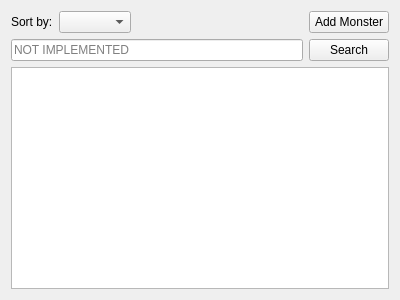
The window that boxmenu.ui (jmd0711/SummonersWarTeamManager3) describes before a commit, drawn with Qt 5.
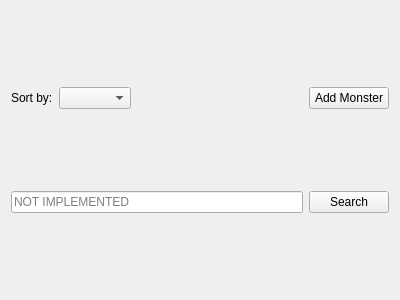
The same window after the commit.

Commit message: boxmenu sorting

The edit to the form file:
```diff
--- a/boxmenu.ui
+++ b/boxmenu.ui
@@ -66,43 +66,6 @@
      </item>
     </layout>
    </item>
-   <item>
-    <widget class="QListView" name="listView">
-     <property name="layoutDirection">
-      <enum>Qt::LeftToRight</enum>
-     </property>
-     <property name="alternatingRowColors">
-      <bool>true</bool>
-     </property>
-     <property name="selectionMode">
-      <enum>QAbstractItemView::SingleSelection</enum>
-     </property>
-     <property name="textElideMode">
-      <enum>Qt::ElideRight</enum>
-     </property>
-     <property name="flow">
-      <enum>QListView::LeftToRight</enum>
-     </property>
-     <property name="gridSize">
-      <size>
-       <width>128</width>
-       <height>135</height>
-      </size>
-     </property>
-     <property name="viewMode">
-      <enum>QListView::IconMode</enum>
-     </property>
-     <property name="uniformItemSizes">
-      <bool>true</bool>
-     </property>
-     <property name="wordWrap">
-      <bool>true</bool>
-     </property>
-     <property name="itemAlignment">
-      <set>Qt::AlignCenter</set>
-     </property>
-    </widget>
-   </item>
   </layout>
  </widget>
  <resources/>
```
The commit also changes 9 other files.
